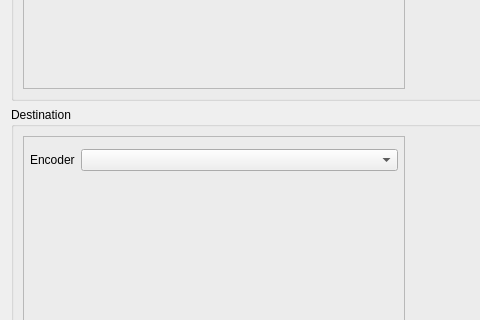
Qt form Desktop/src/ui/Encode.ui (karpinsn/SLS) before a commit; both pictures show x 0 to 480 and y 163 to 483 of the 815 by 580 pixel window.
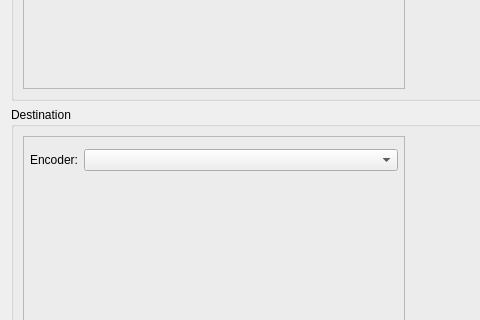
The same form after that commit. Custom widgets are drawn as their Qt base class.

Commit message: Fixed a label on the Encode UI

Patch:
```diff
--- a/Desktop/src/ui/Encode.ui
+++ b/Desktop/src/ui/Encode.ui
@@ -159,7 +159,7 @@
             <item row="1" column="0">
              <widget class="QLabel" name="label_4">
               <property name="text">
-               <string>Encoder</string>
+               <string>Encoder:</string>
               </property>
              </widget>
             </item>
```
